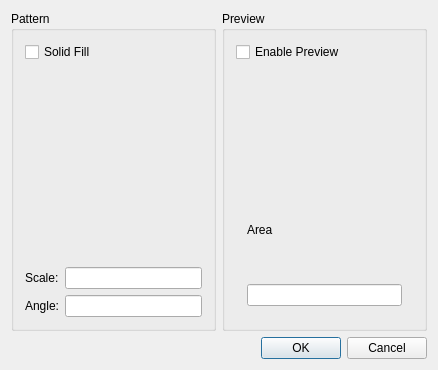
Above: librecad/src/ui/dialogs/entity/qg_dlghatch.ui from LibreCAD/LibreCAD before the change. Below: the same form after it.
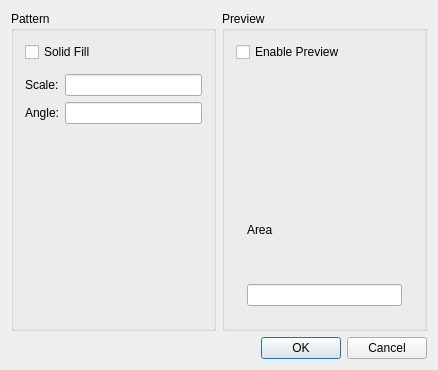
That is the form after the change. Custom widgets are drawn as their Qt base class.

Diff of the .ui file:
```diff
--- a/librecad/src/ui/dialogs/entity/qg_dlghatch.ui
+++ b/librecad/src/ui/dialogs/entity/qg_dlghatch.ui
@@ -58,6 +58,22 @@
           </property>
          </widget>
         </item>
+        <item row="1" column="0" colspan="2">
+         <widget class="QG_PatternBox" name="cbPattern" native="true"/>
+        </item>
+        <item row="4" column="1">
+         <spacer name="verticalSpacer">
+          <property name="orientation">
+           <enum>Qt::Vertical</enum>
+          </property>
+          <property name="sizeHint" stdset="0">
+           <size>
+            <width>20</width>
+            <height>40</height>
+           </size>
+          </property>
+         </spacer>
+        </item>
        </layout>
       </widget>
      </item>
```
Left out of the diff: 7 changed lines with no effect on the pictures.
